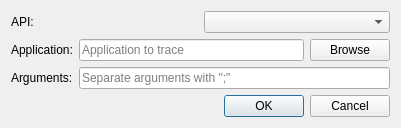
First picture: the form in gui/ui/tracedialog.ui, repository apitrace/apitrace, before the edit.
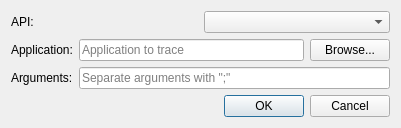
Second picture: the form after the edit.

Commit message:
gui/tracedialog: Don't show warning when user cancel to browse.
And add three dots to browse button's label to indicate dialog.

What changed in the file:
```diff
--- a/gui/ui/tracedialog.ui
+++ b/gui/ui/tracedialog.ui
@@ -47,7 +47,7 @@
      <item>
       <widget class="QPushButton" name="browseButton">
        <property name="text">
-        <string>Browse</string>
+        <string>Browse...</string>
        </property>
        <property name="flat">
         <bool>false</bool>
```
The commit also changes 1 other file.
